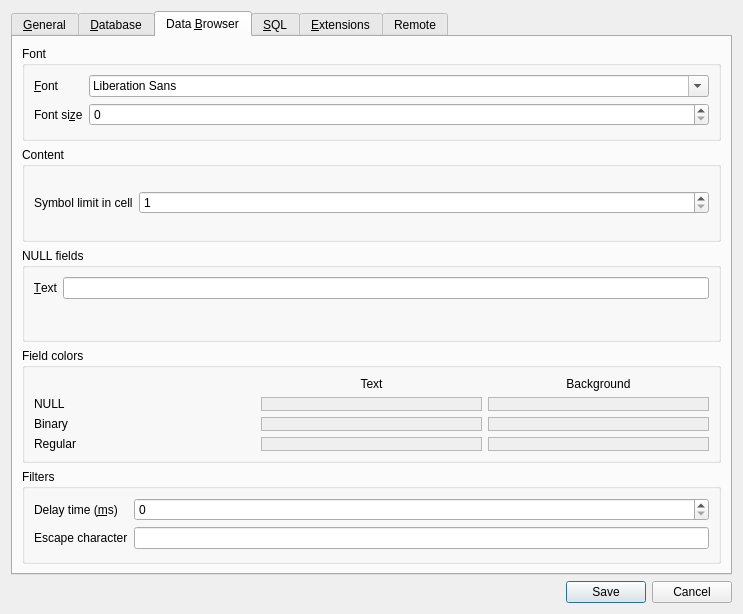
This is src/PreferencesDialog.ui in sqlitebrowser/sqlitebrowser as Qt 5 draws it before an edit. The edited form follows.
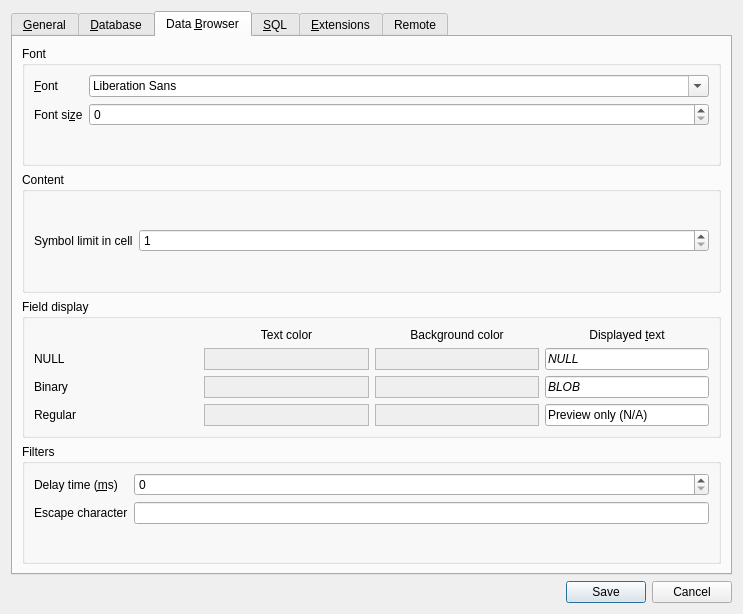
This is the edited form. The open tabs and pages were chosen to show the change. Icons and pictures are not drawn. Custom widgets are drawn as their Qt base class.

Commit message:
Allow user to set the BLOB text. Preview for field display in Preferences
A new setting allows the user to set the text for BLOB data in the cell.

The existing line-edit for setting the NULL text and the new one for BLOB
are updated with the cell background and foreground colors, providing a
preview of the desired changes. An additional preview-only box is added for
the regular fields.

See issue #1263

Settings in Database tab are left-aligned for consistency to other tabs.
See comment in #1173.

The edit to the form file:
```diff
--- a/src/PreferencesDialog.ui
+++ b/src/PreferencesDialog.ui
@@ -226,12 +226,6 @@
        <property name="fieldGrowthPolicy">
         <enum>QFormLayout::FieldsStayAtSizeHint</enum>
        </property>
-       <property name="labelAlignment">
-        <set>Qt::AlignRight|Qt::AlignTrailing|Qt::AlignVCenter</set>
-       </property>
-       <property name="formAlignment">
-        <set>Qt::AlignHCenter|Qt::AlignTop</set>
-       </property>
        <item row="0" column="0">
         <widget class="QLabel" name="label">
          <property name="text">
@@ -287,7 +281,11 @@
         </widget>
        </item>
        <item row="2" column="1">
-        <widget class="QCheckBox" name="checkHideSchemaLinebreaks"/>
+        <widget class="QCheckBox" name="checkHideSchemaLinebreaks">
+         <property name="text">
+          <string>enabled</string>
+         </property>
+        </widget>
        </item>
        <item row="3" column="0">
         <widget class="QLabel" name="label_2">
@@ -427,6 +425,9 @@
               <property name="text">
                <string>Symbol limit in cell</string>
               </property>
+              <property name="buddy">
+               <cstring>spinSymbolLimit</cstring>
+              </property>
              </widget>
             </item>
             <item row="0" column="1">
@@ -448,47 +449,35 @@
            </layout>
           </widget>
          </item>
-         <item>
-          <widget class="QGroupBox" name="groupBox">
-           <property name="title">
-            <string>NULL fields</string>
-           </property>
-           <layout class="QFormLayout" name="gridLayout">
-            <item row="0" column="1">
-             <widget class="QLineEdit" name="txtNull">
-              <property name="text">
-               <string notr="true"/>
-              </property>
-              <property name="maxLength">
-               <number>15</number>
-              </property>
-              <property name="alignment">
-               <set>Qt::AlignCenter</set>
-              </property>
-             </widget>
-            </item>
-            <item row="0" column="0">
-             <widget class="QLabel" name="label_12">
-              <property name="text">
-               <string>&amp;Text</string>
-              </property>
-              <property name="alignment">
-               <set>Qt::AlignRight|Qt::AlignTrailing|Qt::AlignVCenter</set>
-              </property>
-              <property name="buddy">
-               <cstring>txtNull</cstring>
-              </property>
-             </widget>
-            </item>
-           </layout>
-          </widget>
-         </item>
          <item>
           <widget class="QGroupBox" name="groupBox_2">
            <property name="title">
-            <string>Field colors</string>
+            <string>Field display</string>
            </property>
            <layout class="QGridLayout" name="gridLayout_3">
+            <item row="0" column="3">
+             <widget class="QLabel" name="label_12">
+              <property name="text">
+               <string>Displayed &amp;text</string>
+              </property>
+              <property name="alignment">
+               <set>Qt::AlignCenter</set>
+              </property>
+              <property name="buddy">
+               <cstring>txtNull</cstring>
+              </property>
+             </widget>
+            </item>
+            <item row="3" column="0">
+             <widget class="QLabel" name="lb_binary">
+              <property name="text">
+               <string>Binary</string>
+              </property>
+              <property name="alignment">
+               <set>Qt::AlignLeading|Qt::AlignLeft|Qt::AlignVCenter</set>
+              </property>
+             </widget>
+            </item>
             <item row="2" column="0">
              <widget class="QLabel" name="lb_null">
               <property name="text">
@@ -509,13 +498,6 @@
               </property>
              </widget>
             </item>
-            <item row="0" column="0">
-             <widget class="QLabel" name="label_16">
-              <property name="text">
-               <string/>
-              </property>
-             </widget>
-            </item>
             <item row="4" column="1">
              <widget class="QFrame" name="fr_reg_fg">
               <property name="focusPolicy">
@@ -535,23 +517,13 @@
             <item row="0" column="1">
              <widget class="QLabel" name="lb_text">
               <property name="text">
-               <string>Text</string>
+               <string>Text color</string>
               </property>
               <property name="alignment">
                <set>Qt::AlignCenter</set>
               </property>
              </widget>
             </item>
-            <item row="3" column="0">
-             <widget class="QLabel" name="lb_binary">
-              <property name="text">
-               <string>Binary</string>
-              </property>
-              <property name="alignment">
-               <set>Qt::AlignLeading|Qt::AlignLeft|Qt::AlignVCenter</set>
-              </property>
-             </widget>
-            </item>
             <item row="2" column="1">
              <widget class="QFrame" name="fr_null_fg">
               <property name="focusPolicy">
@@ -571,7 +543,7 @@
             <item row="0" column="2">
              <widget class="QLabel" name="lb_background">
               <property name="text">
-               <string>Background</string>
+               <string>Background color</string>
               </property>
               <property name="alignment">
                <set>Qt::AlignCenter</set>
@@ -642,6 +614,66 @@
               </property>
              </widget>
             </item>
+            <item row="2" column="3">
+             <widget class="QLineEdit" name="txtNull">
+              <property name="sizePolicy">
+               <sizepolicy hsizetype="Preferred" vsizetype="Fixed">
+                <horstretch>0</horstretch>
+                <verstretch>0</verstretch>
+               </sizepolicy>
+              </property>
+              <property name="font">
+               <font>
+                <italic>true</italic>
+               </font>
+              </property>
+              <property name="text">
+               <string notr="true">NULL</string>
+              </property>
+             </widget>
+            </item>
+            <item row="4" column="3">
+             <widget class="QLineEdit" name="txtRegular">
+              <property name="sizePolicy">
+               <sizepolicy hsizetype="Preferred" vsizetype="Fixed">
+                <horstretch>0</horstretch>
+                <verstretch>0</verstretch>
+               </sizepolicy>
+              </property>
+              <property name="font">
+               <font>
+                <italic>false</italic>
+               </font>
+              </property>
+              <property name="text">
+               <string notr="true">Preview only (N/A)</string>
+              </property>
+              <property name="readOnly">
+               <bool>true</bool>
+              </property>
+             </widget>
+            </item>
+            <item row="3" column="3">
+             <widget class="QLineEdit" name="txtBlob">
+              <property name="sizePolicy">
+               <sizepolicy hsizetype="Preferred" vsizetype="Fixed">
+                <horstretch>0</horstretch>
+                <verstretch>0</verstretch>
+               </sizepolicy>
+              </property>
+              <property name="font">
+               <font>
+                <italic>true</italic>
+               </font>
+              </property>
+              <property name="text">
+               <string notr="true">BLOB</string>
+              </property>
+              <property name="readOnly">
+               <bool>false</bool>
+              </property>
+             </widget>
+            </item>
            </layout>
           </widget>
          </item>
```
Left out of the diff: 6 changed lines with no effect on the pictures. The commit also changes 4 other files.
